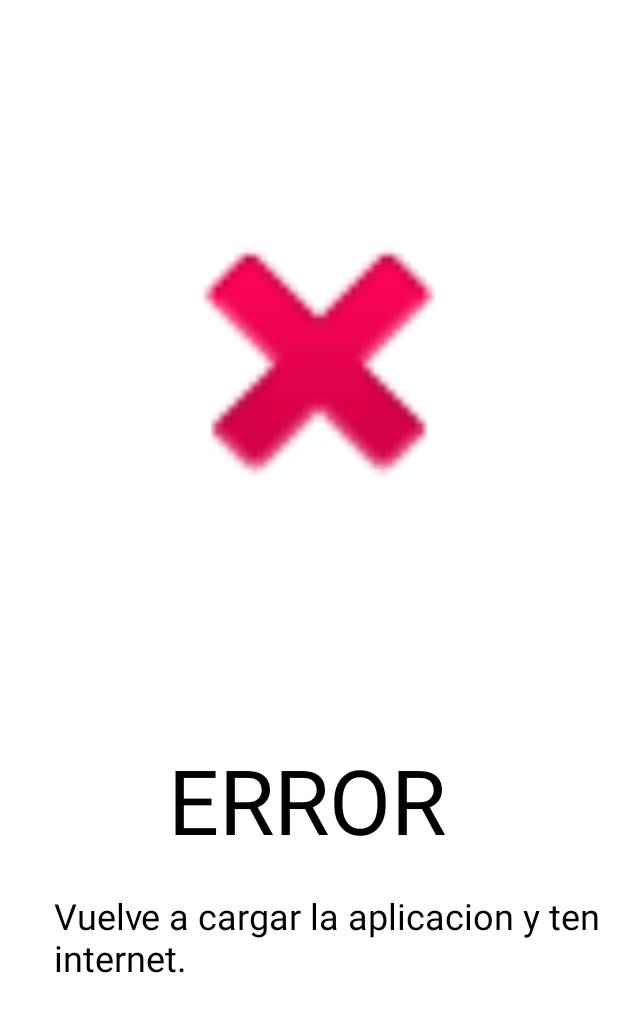
After one commit to martinlacorrona/petroastur, an Android app: the layout fragment_error.xml on its own in the app's theme, with its tools: preview values and no code run, on a phone screen of 412 x 824 dp. The commit adds this screen. Shown: the top 1012 px of the screen. Run offline under Robolectric (Android 15) with nearby library versions, the phone set to English and light mode, and no system bars.

Commit message:
Ventana error y actualización del recycler cuando se borra un favorito

```diff
--- /dev/null
+++ b/app/src/main/res/layout/fragment_error.xml
@@ -0,0 +1,44 @@
+<?xml version="1.0" encoding="utf-8"?>
+<androidx.constraintlayout.widget.ConstraintLayout xmlns:android="http://schemas.android.com/apk/res/android"
+    xmlns:app="http://schemas.android.com/apk/res-auto"
+    xmlns:tools="http://schemas.android.com/tools"
+    android:id="@+id/detallada_container"
+    android:layout_width="match_parent"
+    android:layout_height="match_parent"
+    android:background="#FFFFFF">
+
+    <ImageView
+        android:id="@+id/imageView2"
+        android:layout_width="249dp"
+        android:layout_height="241dp"
+        android:layout_marginStart="88dp"
+        android:layout_marginTop="120dp"
+        app:layout_constraintStart_toStartOf="parent"
+        app:layout_constraintTop_toTopOf="parent"
+        app:srcCompat="@android:drawable/ic_delete" />
+
+    <TextView
+        android:id="@+id/textView3"
+        android:layout_width="0dp"
+        android:layout_height="77dp"
+        android:layout_marginStart="112dp"
+        android:layout_marginBottom="24dp"
+        android:text="ERROR"
+        android:textColor="#000000"
+        android:textSize="60sp"
+        android:visibility="visible"
+        app:layout_constraintBottom_toTopOf="@+id/textView7"
+        app:layout_constraintStart_toStartOf="parent" />
+
+    <TextView
+        android:id="@+id/textView7"
+        android:layout_width="373dp"
+        android:layout_height="62dp"
+        android:layout_marginStart="36dp"
+        android:layout_marginBottom="168dp"
+        android:text="Vuelve a cargar la aplicacion y ten internet."
+        android:textColor="#000000"
+        android:textSize="24sp"
+        app:layout_constraintBottom_toBottomOf="parent"
+        app:layout_constraintStart_toStartOf="parent" />
+</androidx.constraintlayout.widget.ConstraintLayout>
```
Also changed, not shown: app/src/main/java/com/grupocumb/petroastur/ui/error/ErrorFragment.java (added, +34 -0 lines), app/src/main/java/com/grupocumb/petroastur/ui/slideshow/SlideshowFragment.java (+6 -1 lines), app/src/main/java/com/grupocumb/petroastur/ui/task/ASyncBBDDLoader.java (+15 -4 lines).
